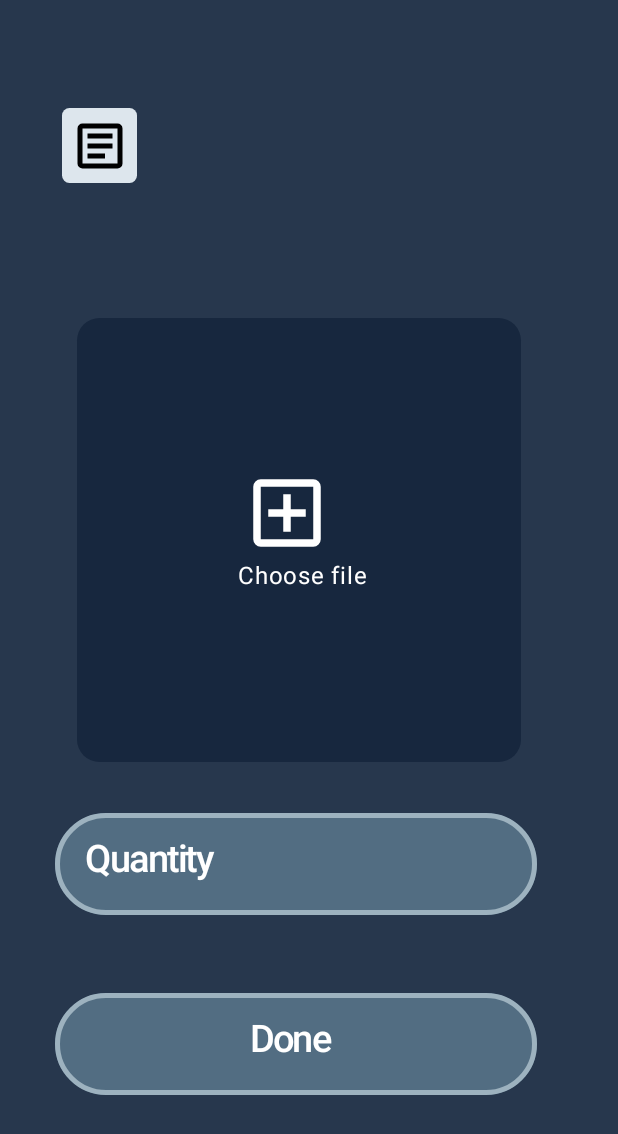
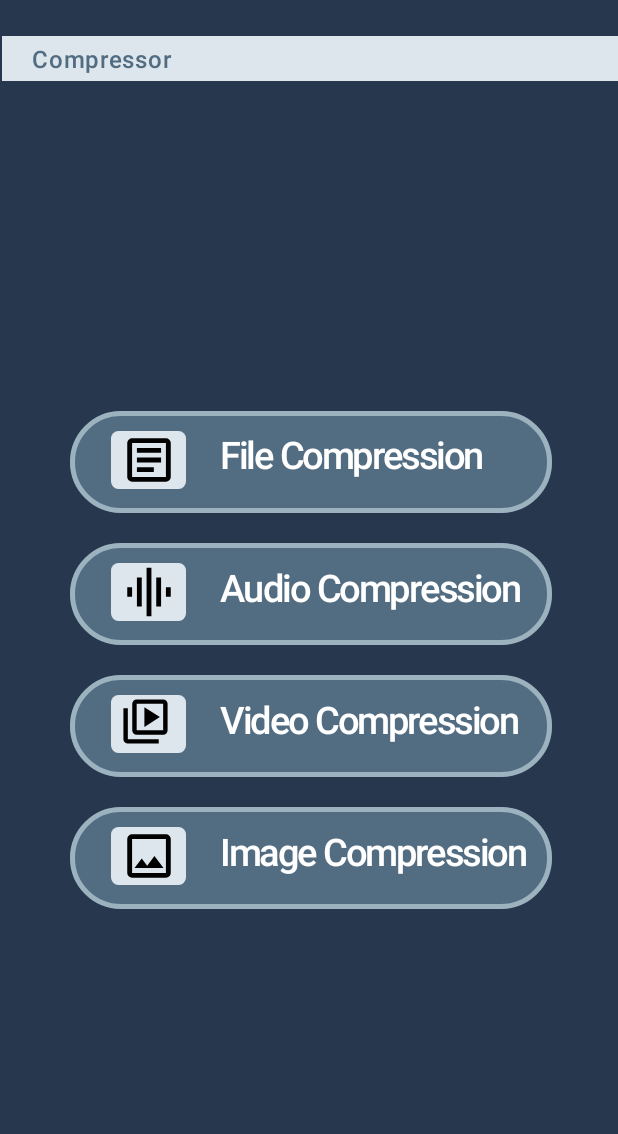
Before and after one commit to trueharmonyalan/fileco, an Android app built with Jetpack Compose: the screen it shows after launch (MainActivity), on a phone screen of 412 x 824 dp. Shown: the top 1134 px of the screen. Run offline under Robolectric (Android 15) with nearby library versions, the phone set to English and light mode, and no system bars.

Commit message:
Buttons.kt no longer needed, buttons are added to HomeUi buttons are working

```diff
--- a/app/src/main/java/com/example/fileco/Filecompression.kt
+++ b/app/src/main/java/com/example/fileco/Filecompression.kt
@@ -15,18 +15,17 @@ import androidx.compose.foundation.shape.RoundedCornerShape
 import androidx.compose.material3.Text
 import androidx.compose.runtime.Composable
 import androidx.compose.ui.Modifier
-import androidx.compose.ui.geometry.Size
 import androidx.compose.ui.graphics.Color
 import androidx.compose.ui.graphics.ColorFilter
 import androidx.compose.ui.res.painterResource
 import androidx.compose.ui.text.font.FontWeight
 import androidx.compose.ui.tooling.preview.Preview
-import androidx.compose.ui.unit.TextUnit
 import androidx.compose.ui.unit.dp
 import androidx.compose.ui.unit.sp
+import androidx.navigation.NavHostController
 
 @Composable
-fun WindowFileCompression() {
+fun WindowFileCompression(navController: NavHostController) {
 
     val buttonStrokeColor = Color(0xFF9DB2BF)
 
@@ -206,10 +205,3 @@ fun WindowFileCompression() {
 
 
 }
-
-@Preview
-@Composable
-private fun WindowPrev() {
-    WindowFileCompression()
-
-}
--- a/app/src/main/java/com/example/fileco/Home.kt
+++ b/app/src/main/java/com/example/fileco/Home.kt
@@ -1,22 +1,34 @@
 package com.example.fileco
 
 import android.annotation.SuppressLint
+import androidx.compose.foundation.Image
 import androidx.compose.foundation.background
+import androidx.compose.foundation.border
+import androidx.compose.foundation.clickable
 import androidx.compose.foundation.layout.Box
+import androidx.compose.foundation.layout.Column
 import androidx.compose.foundation.layout.Row
 import androidx.compose.foundation.layout.fillMaxSize
 import androidx.compose.foundation.layout.fillMaxWidth
 import androidx.compose.foundation.layout.height
 import androidx.compose.foundation.layout.offset
+import androidx.compose.foundation.layout.padding
+import androidx.compose.foundation.layout.size
+import androidx.compose.foundation.layout.width
+import androidx.compose.foundation.shape.RoundedCornerShape
 import androidx.compose.material3.Text
 import androidx.compose.runtime.Composable
+import androidx.compose.ui.Alignment
 import androidx.compose.ui.Modifier
 import androidx.compose.ui.graphics.Color
+import androidx.compose.ui.res.painterResource
 import androidx.compose.ui.text.font.FontFamily
 import androidx.compose.ui.text.font.FontWeight
 import androidx.compose.ui.unit.dp
+import androidx.compose.ui.unit.sp
 import androidx.navigation.NavHostController
 
+val buttonStrokeColor = Color(0xFF9DB2BF)
 @SuppressLint("SuspiciousIndentation")
 @Composable
 fun HomeUi(navController: NavHostController) {
@@ -55,12 +67,325 @@ fun HomeUi(navController: NavHostController) {
             )
         }
 
+        Column(
+            horizontalAlignment = Alignment.End,
+            modifier = Modifier
+                .padding(30.dp)
+                .offset(10.dp, 200.dp)
+
+
+        ) {
+            // Button One is inside this Container
+            Column(
+
+                modifier = Modifier
+                    .offset(5.dp, 20.dp),
+
+
+                ){
+                //button design for Button One
+                Column(
+
+                    modifier = Modifier
+                        .height(68.dp)
+                        .width(321.dp)
+                        .background(
+                            color = Color(android.graphics.Color.parseColor("#526D82")),
+                            shape = RoundedCornerShape(60.dp)
+                        )
+                        .border(3.dp, color = buttonStrokeColor, shape = RoundedCornerShape(60.dp))
+                        .clickable {
+                            navController.navigate("File Compression")
+                        }
+
+
+
+
+                ){
+
+
+
+
+                    Text(
+                        modifier = Modifier
+                            .offset(x=100.dp,y=15.dp),
+                        text ="File Compression",
+                        fontSize = 25.sp,
+                        color = Color.White,
+                        letterSpacing = (-1).sp,
+                        fontWeight = FontWeight.Medium,
+
+
+
+                        )
+                    //logo for file compression
+                    Column(
+                        modifier = Modifier
+                            .offset(x=27.dp,y= (-16).dp)
+                    ) {
+                        Column(
+                            modifier = Modifier
+                                .width(50.dp)
+                                .height(50.dp)
+                                .background(
+                                    color = Color(android.graphics.Color.parseColor("#DDE6ED")),
+                                    shape = RoundedCornerShape(5.dp)
+                                )
+
+
+
+
+
+
+
+                        ){
+
+                            // Logo Implemented in Rounded Rectangle for file compression
+                            Image(painter = painterResource(id = R.drawable.article_fill0_wght400_grad0_opsz24),
+                                contentDescription = "Image of Image compression",
+                                modifier = Modifier
+                                    .offset(x = 5.dp, y = (0).dp)
+                                    .size(40.dp)
+
+                            )
+
+
+                        }
+
+                    }
+
+                }
+
+
+
+            }
+
+            // Button Two is inside this Container
+            Column(
+
+                modifier = Modifier
+                    .offset(5.dp, 40.dp)
+
+            ){
+                //button design for Button TWo
+                Column(
+                    modifier = Modifier
+                        .height(68.dp)
+                        .width(321.dp)
+                        .background(
+                            color = Color(android.graphics.Color.parseColor("#526D82")),
+                            shape = RoundedCornerShape(60.dp)
+                        )
+                        .border(3.dp, color = buttonStrokeColor, shape = RoundedCornerShape(60.dp))
+                        .clickable {
+                            navController.navigate("Audio Compressor")
+                        }
+
+
+                ){
+                    Text(
+                        text ="Audio Compression",
+                        fontSize = 25.sp,
+                        color = Color.White,
+                        letterSpacing = (-1).sp,
+                        fontWeight = FontWeight.Medium,
+
+                        modifier = Modifier
+                            .offset(x=100.dp,y=16.dp)
+
+                    )
+                    //logo for Audio Compression
+                    Column(
+                        modifier = Modifier
+                            .offset(x=27.dp,y= (-16).dp)
+                    ) {
+                        Column(
+                            modifier = Modifier
+                                .width(50.dp)
+                                .height(50.dp)
+                                .background(
+                                    color = Color(android.graphics.Color.parseColor("#DDE6ED")),
+                                    shape = RoundedCornerShape(5.dp)
+                                )
+
+
+
+
+
+
+                        ){
+                            // Logo Implemented in Rounded Rectangle for Audio Compression
+                            Image(painter = painterResource(id = R.drawable.graphic_eq_fill0_wght400_grad0_opsz24),
+                                contentDescription = "Image of Image compression",
+                                modifier = Modifier
+                                    .offset(x = 5.dp, y = (0).dp)
+                                    .size(40.dp)
+
+                            )
+
+
+                        }
+
+                    }
+
+                }
+
+
+
+            }
+
+            // Button Three is inside this Container
+            Column(
+
+                modifier = Modifier
+                    .offset(5.dp, 60.dp)
+
+            ){
+                //button design for Button Three
+                Column(
+                    modifier = Modifier
+                        .height(68.dp)
+                        .width(321.dp)
+                        .background(
+                            color = Color(android.graphics.Color.parseColor("#526D82")),
+                            shape = RoundedCornerShape(60.dp)
+                        )
+                        .border(3.dp, color = buttonStrokeColor, shape = RoundedCornerShape(60.dp))
+                        .clickable {
+                            navController.navigate("Video Compressor")
+                        }
+
+
+                ){
+                    Text(
+                        text ="Video Compression",
+                        fontSize = 25.sp,
+                        color = Color.White,
+                        letterSpacing = (-1).sp,
+                        fontWeight = FontWeight.Medium,
+
+                        modifier = Modifier
+                            .offset(x=100.dp,y=16.dp)
+
+                    )
+                    //logo for Video Compression
+                    Column(
+                        modifier = Modifier
+                            .offset(x=27.dp,y= (-16).dp)
+                    ) {
+                        Column(
+                            modifier = Modifier
+                                .width(50.dp)
+                                .height(50.dp)
+                                .background(
+                                    color = Color(android.graphics.Color.parseColor("#DDE6ED")),
+                                    shape = RoundedCornerShape(5.dp)
+                                )
+
+
+
+
+
+
+                        ){
+                            // Logo Implemented in Rounded Rectangle for Video Compression
+                            Image(painter = painterResource(id = R.drawable.video_library_fill0_wght400_grad0_opsz24),
+                                contentDescription = "Image of Image compression",
+                                modifier = Modifier
+                                    .offset(x = 5.dp, y = (0).dp)
+                                    .size(35.dp)
+
+                            )
+
+                        }
+
+                    }
+                }
+
+
+
+            }
+
+            // Button Four is inside this Container
+            Column(
+
+                modifier = Modifier
+                    .offset(5.dp, 80.dp)
+
+            ){
+                //button design for Button Four
+                Column(
+                    modifier = Modifier
+                        .height(68.dp)
+                        .width(321.dp)
+                        .background(
+                            color = Color(android.graphics.Color.parseColor("#526D82")),
+                            shape = RoundedCornerShape(60.dp)
+                        )
+                        .border(3.dp, color = buttonStrokeColor, shape = RoundedCornerShape(60.dp))
+                        .clickable {
+                            navController.navigate("Image Compressor")
+                        }
+
+
+                ){
+                    Text(
+                        text ="Image Compression",
+                        fontSize = 25.sp,
+                        color = Color.White,
+                        letterSpacing = (-1).sp,
+                        fontWeight = FontWeight.Medium,
+
+                        modifier = Modifier
+                            .offset(x=100.dp,y=16.dp)
+
+                    )
+                    //logo for Image Compression
+                    Column(
+                        modifier = Modifier
+                            .offset(x=27.dp,y= (-16).dp)
+                    ) {
+                        Column(
+                            modifier = Modifier
+                                .width(50.dp)
+                                .height(50.dp)
+                                .background(
+                                    color = Color(android.graphics.Color.parseColor("#DDE6ED")),
+                                    shape = RoundedCornerShape(5.dp)
+                                )
+
+
+
+
+
+
+                        ){
+                            // Logo Implemented in Rounded Rectangle for Image Compression
+                            Image(painter = painterResource(id = R.drawable.image_fill0_wght400_grad0_opsz24),
+                                contentDescription = "Image of Image compression",
+                                modifier = Modifier
+                                    .offset(x = 5.dp, y = (0).dp)
+                                    .size(40.dp)
+
+                            )
+
+                        }
+
+                    }
+                }
+
+
+
+            }
+        }
+
+
 
 
     }
 
 
 
-CustomButton()
+
 
 }
--- a/app/src/main/java/com/example/fileco/MainActivity.kt
+++ b/app/src/main/java/com/example/fileco/MainActivity.kt
@@ -5,36 +5,15 @@ import androidx.activity.ComponentActivity
 
 import androidx.activity.compose.setContent
 
-import androidx.compose.foundation.layout.Column
-
-import androidx.compose.foundation.layout.fillMaxSize
-
-import androidx.compose.runtime.Composable
-import androidx.compose.ui.Modifier
-
-import androidx.compose.ui.tooling.preview.Preview
 import com.example.fileco.ui.theme.FilecoTheme
 class MainActivity : ComponentActivity() {
     override fun onCreate(savedInstanceState: Bundle?) {
         super.onCreate(savedInstanceState)
         setContent {
             FilecoTheme {
-                WindowFileCompression()
+                NavigationForFileCo()
 
             }
         }
     }
 }
-
-
-
-@Preview
-@Composable
- fun ButtonPrev(
-) {
-     Column(modifier = Modifier.fillMaxSize()) {
-         CustomButton()
-     }
-
-
-}
--- a/app/src/main/java/com/example/fileco/Navigation.kt
+++ b/app/src/main/java/com/example/fileco/Navigation.kt
@@ -18,6 +18,22 @@ fun NavigationForFileCo() {
             HomeUi(navController)
         }
 
+        composable(route="File Compression"){
+            WindowFileCompression(navController)
+        }
+
+        composable(route="Audio Compressor"){
+            WindowAudioCompression(navController)
+        }
+
+        composable(route="Video Compressor"){
+            WindowVideoCompression(navController)
+        }
+        composable(route="Image Compressor"){
+            WindowImageCompression(navController)
+        }
+
+
     }
 
 }
```
Also changed, not shown: app/src/main/java/com/example/fileco/AudioCompression.kt (+2 -10 lines), app/src/main/java/com/example/fileco/Buttons.kt (+332 -6 lines), app/src/main/java/com/example/fileco/Imagecompression.kt (+2 -9 lines), app/src/main/java/com/example/fileco/VideoCompression.kt (+2 -9 lines).
